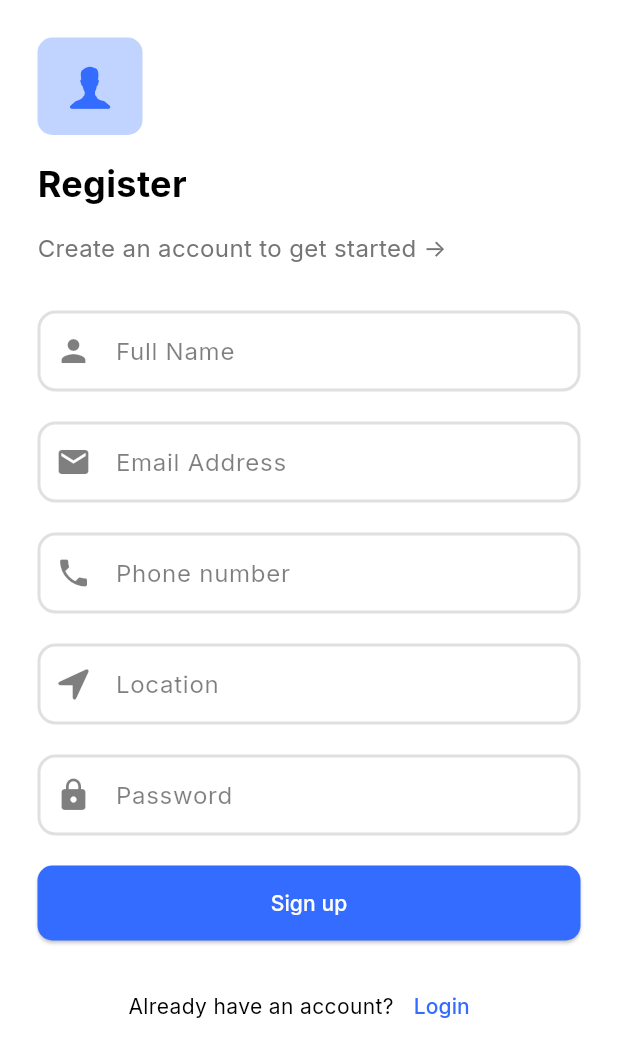
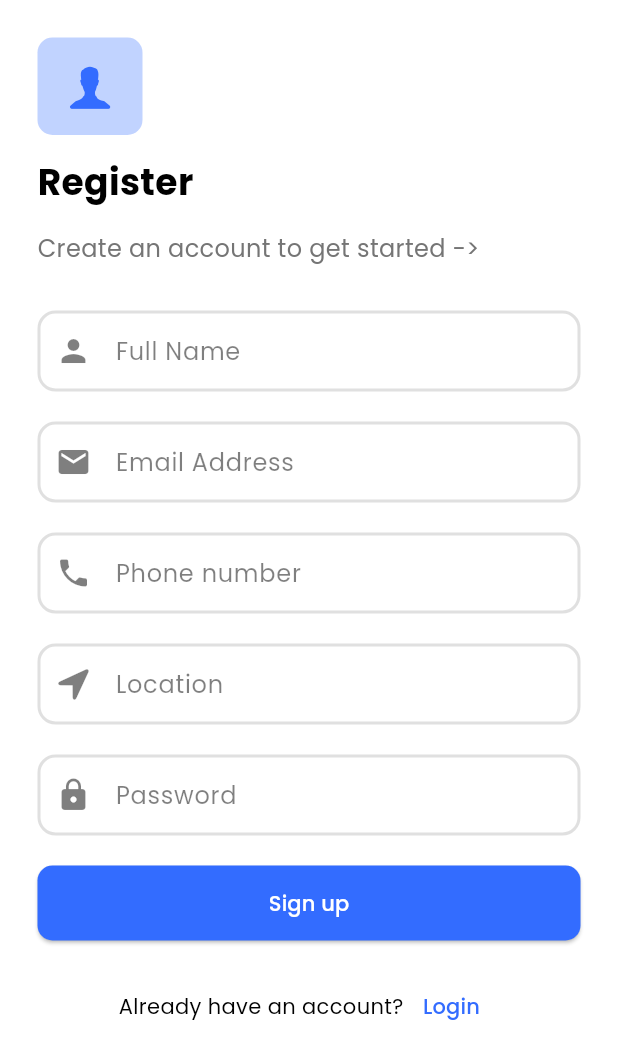
Before and after one commit to kaiumallimon/expense-tracker, a Flutter app: the RegisterScreen screen opened directly, on a phone screen of 412 x 824 dp. Shown: the top 1059 px of the screen. Run offline on Flutter 3.47's test engine with Material 3 defaults, Android fonts, the phone set to English and light mode, and no system bars; our stand-ins replace firebase_core, flutter_animate, flutter_bloc, google_fonts, shared_preferences; accounts and stored records are empty.

Commit message:
few color configs change

```diff
--- a/lib/common/theme/theming.dart
+++ b/lib/common/theme/theming.dart
@@ -3,7 +3,7 @@ import 'package:google_fonts/google_fonts.dart';
 
 ThemeData getTheme() => ThemeData(
       // font family
-      fontFamily: GoogleFonts.inter().fontFamily,
+      fontFamily: GoogleFonts.poppins().fontFamily,
       // color scheme: all the colors used in the app
       colorScheme: const ColorScheme(
           brightness: Brightness.dark,
@@ -11,7 +11,7 @@ ThemeData getTheme() => ThemeData(
           onPrimary: Colors.white,
           secondary: Color(0xFF183856),
           onSecondary: Colors.white,
-          tertiary: Color(0xFF183856),
+          tertiary: Color(0xFFEF476F),
           onTertiary: Colors.white,
           error: Colors.red,
           onError: Colors.white,
```
